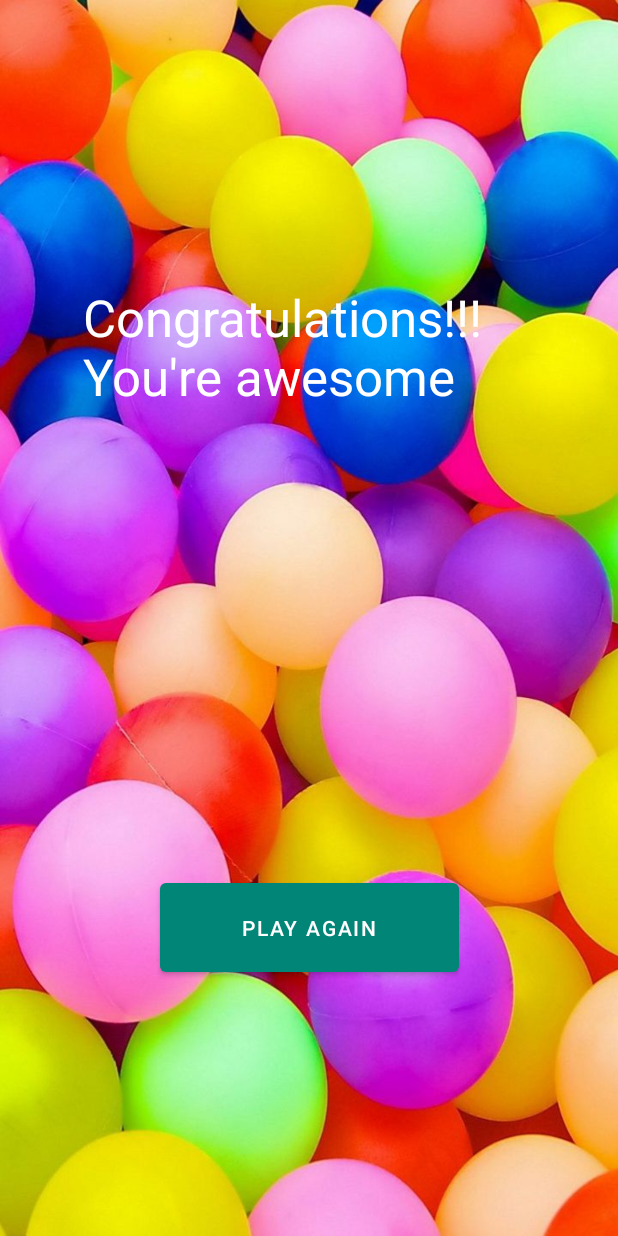
After one commit to NicolasAgustin/Simple-maze-game, an Android app: the FinishActivity screen opened directly, with no data from a screen before it, on a phone screen of 412 x 824 dp. The commit adds this screen. Run offline under Robolectric (Android 15) with nearby library versions, the light colour scheme and no system bars.

Commit message:
TP02 Terminado

```diff
--- a/app/src/main/AndroidManifest.xml
+++ b/app/src/main/AndroidManifest.xml
@@ -22,6 +22,10 @@
             android:name=".MazeBoardActivity"
             android:theme="@style/AppTheme.NoActionBar" >
         </activity>
+        <activity
+            android:name=".FinishActivity"
+            android:theme="@style/AppTheme.NoActionBar" >
+        </activity>
     </application>
 
 </manifest>
--- /dev/null
+++ b/app/src/main/java/ar/edu/ips/aus/seminario2/sampleproject/FinishActivity.java
@@ -0,0 +1,32 @@
+package ar.edu.ips.aus.seminario2.sampleproject;
+
+import android.content.Intent;
+import android.graphics.PixelFormat;
+import android.os.Bundle;
+import android.view.View;
+import android.widget.Button;
+
+import androidx.appcompat.app.AppCompatActivity;
+
+public class FinishActivity extends AppCompatActivity {
+
+    private Button play;
+
+    @Override
+    protected void onCreate(Bundle savedInstanceState) {
+        super.onCreate(savedInstanceState);
+        setContentView(R.layout.finish_activity);
+
+        play = (Button)findViewById(R.id.replay);
+
+        play.setOnClickListener(new View.OnClickListener() {
+            @Override
+            public void onClick(View v) {
+                Intent intent = new Intent(FinishActivity.this, GameSelectionActivity.class);
+                startActivity(intent);
+            }
+        });
+
+
+    }
+}
--- a/app/src/main/java/ar/edu/ips/aus/seminario2/sampleproject/GameMetadataAdapter.java
+++ b/app/src/main/java/ar/edu/ips/aus/seminario2/sampleproject/GameMetadataAdapter.java
@@ -40,10 +40,7 @@ public class GameMetadataAdapter extends RecyclerView.Adapter<GameMetadataAdapte
                 Log.d("Game: ", snapshot.getKey());
                 data.setId(snapshot.getKey());
                 try {
-                    //String statusKey = snapshot.child("status").getValue().toString();
-                    //if (statusKey.equals("NEW")){
-                        gameList.add(data);
-                    //}
+                    gameList.add(data);
                 } catch (NullPointerException e) {
                     e.printStackTrace();
                 }
--- a/app/src/main/java/ar/edu/ips/aus/seminario2/sampleproject/GameSelectionActivity.java
+++ b/app/src/main/java/ar/edu/ips/aus/seminario2/sampleproject/GameSelectionActivity.java
@@ -46,7 +46,7 @@ public class GameSelectionActivity extends AppCompatActivity implements GameMeta
             data.setId(dataId);
             data.setTitle(gameNameInput.getText().toString());
             data.setGameBoard(MazeBoard.from("asdasd"));
-            data.setStatus("NEW");
+            data.setStatus(GameMetadata.GameStatus.NEW.name());
             data.setAuthor(Game.getInstance(this.getApplicationContext()).ID);
 
             databaseReference.child(dataId).setValue(data);
--- /dev/null
+++ b/app/src/main/res/layout/finish_activity.xml
@@ -0,0 +1,33 @@
+<?xml version="1.0" encoding="utf-8"?>
+<androidx.constraintlayout.widget.ConstraintLayout xmlns:android="http://schemas.android.com/apk/res/android"
+    xmlns:app="http://schemas.android.com/apk/res-auto"
+    xmlns:tools="http://schemas.android.com/tools"
+    android:layout_width="match_parent"
+    android:layout_height="match_parent"
+    android:background="@drawable/finish">
+
+    <TextView
+        android:id="@+id/textView3"
+        android:layout_width="300dp"
+        android:layout_height="143dp"
+        android:text="@string/finished"
+        android:textColor="#FFFFFF"
+        android:textSize="34sp"
+        app:layout_constraintBottom_toBottomOf="parent"
+        app:layout_constraintEnd_toEndOf="parent"
+        app:layout_constraintHorizontal_bias="0.495"
+        app:layout_constraintStart_toStartOf="parent"
+        app:layout_constraintTop_toTopOf="parent"
+        app:layout_constraintVertical_bias="0.277" />
+
+    <Button
+        android:id="@+id/replay"
+        android:layout_width="199dp"
+        android:layout_height="71dp"
+        android:text="@string/playagain"
+        app:layout_constraintBottom_toBottomOf="parent"
+        app:layout_constraintEnd_toEndOf="parent"
+        app:layout_constraintStart_toStartOf="parent"
+        app:layout_constraintTop_toTopOf="parent"
+        app:layout_constraintVertical_bias="0.774" />
+</androidx.constraintlayout.widget.ConstraintLayout>
--- a/app/src/main/res/values/strings.xml
+++ b/app/src/main/res/values/strings.xml
@@ -5,4 +5,12 @@
     <string name="game_name">Name</string>
     <string name="select_game">Please select game!</string>
     <string name="or_create_game">OR create a new game</string>
+    <string name="left">LEFT</string>
+    <string name="right">RIGHT</string>
+    <string name="up">UP</string>
+    <string name="down">DOWN</string>
+    <string name="pause">PAUSE</string>
+    <string name="resume">RESUME</string>
+    <string name="finished">Congratulations!!!\nYou\'re awesome</string>
+    <string name="playagain">Play again</string>
 </resources>
```
Also changed, not shown: app/src/main/java/ar/edu/ips/aus/seminario2/sampleproject/Game.java (+71 -14 lines), app/src/main/java/ar/edu/ips/aus/seminario2/sampleproject/GameAnimationThread.java (+52 -8 lines), app/src/main/java/ar/edu/ips/aus/seminario2/sampleproject/GameMetadata.java (+14 -3 lines), app/src/main/java/ar/edu/ips/aus/seminario2/sampleproject/GameView.java (+11 -2 lines), app/src/main/java/ar/edu/ips/aus/seminario2/sampleproject/MazeBoard.java (+19 -1 lines), app/src/main/java/ar/edu/ips/aus/seminario2/sampleproject/MazeBoardActivity.java (+18 -7 lines), app/src/main/java/ar/edu/ips/aus/seminario2/sampleproject/Player.java (+13 -0 lines), app/src/main/res/layout/maze.xml (+11 -4 lines), app/src/main/res/drawable/finish.jpg (added), app/src/main/res/drawable/flag.png (added), app/src/main/res/drawable/flag_mini.png (added), app/src/main/res/drawable/meta.png (added), 3 other files.
